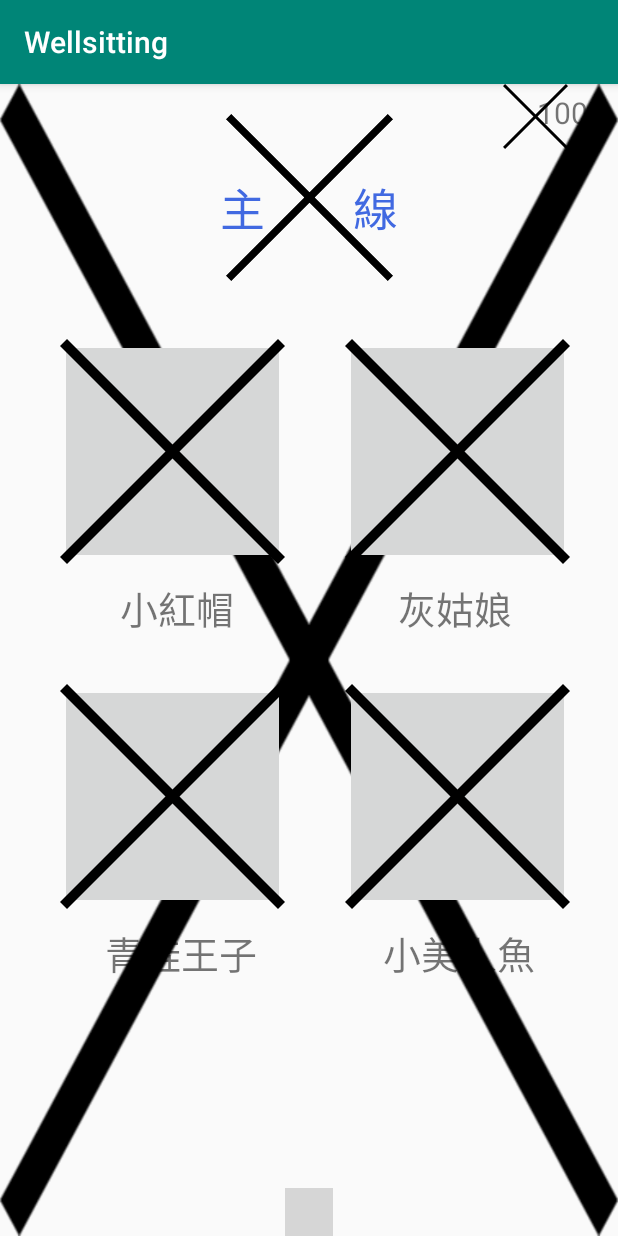
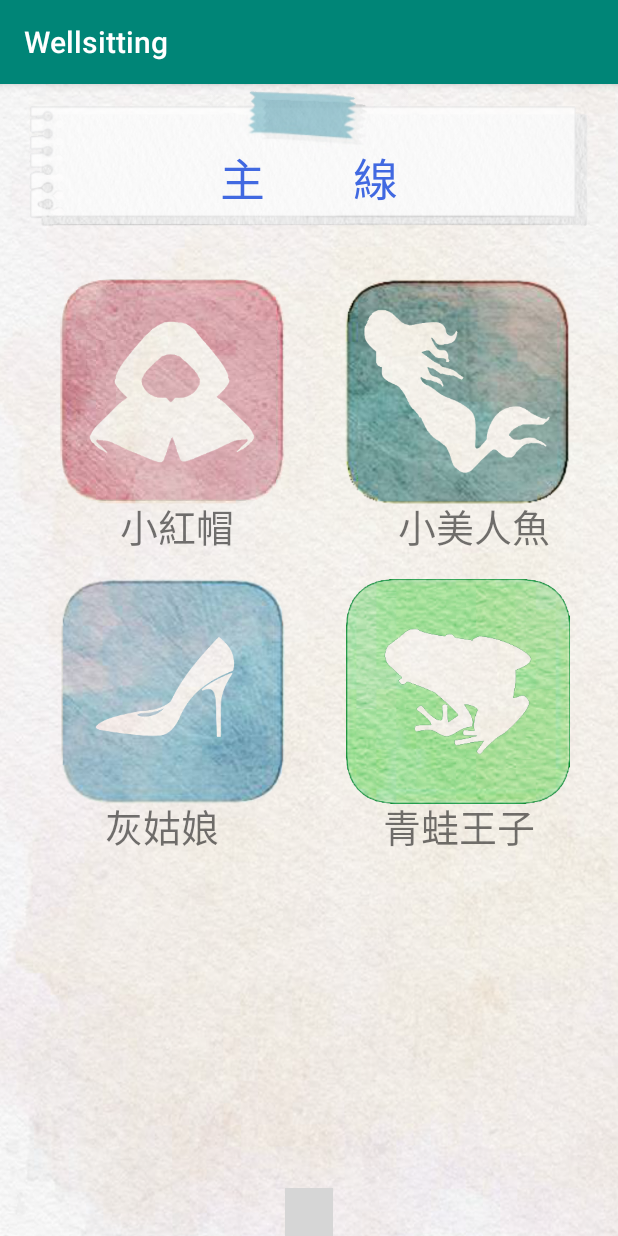
Before and after one commit to jam68ty/Wellsitting, an Android app: the fragment Story placed in its activity, on a phone screen of 412 x 824 dp. Run offline under Robolectric (Android 15) with nearby library versions, the phone set to English and light mode, and no system bars; our stand-ins replace Firebase (no records; nobody signed in at launch, a user with empty details on screens opened directly); libraries missing offline, so code that uses them is left out: com.hitomi.cmlibrary; plain views replace CircleMenu; 2 statements that could not run were skipped; grey boxes are pictures that could not be loaded.

Commit message:
repair Interface modification

```diff
--- a/app/src/main/res/layout/activity_main.xml
+++ b/app/src/main/res/layout/activity_main.xml
@@ -5,7 +5,7 @@
     android:layout_width="match_parent"
     android:layout_height="match_parent"
     tools:context=".MainActivity"
-    android:background="@drawable/cancel">
+    android:background="@drawable/login">
 
     <ImageView
         android:id="@+id/imageView"
--- a/app/src/main/res/layout/fragment_story.xml
+++ b/app/src/main/res/layout/fragment_story.xml
@@ -1,111 +1,118 @@
 <?xml version="1.0" encoding="utf-8"?>
 <FrameLayout xmlns:android="http://schemas.android.com/apk/res/android"
-    xmlns:app="http://schemas.android.com/apk/res-auto"
     xmlns:tools="http://schemas.android.com/tools"
     android:layout_width="match_parent"
     android:layout_height="match_parent"
-    android:background="@drawable/cancel"
+    android:background="@drawable/backgroud_all"
     tools:context=".Story">
 
     <!-- TODO: Update blank fragment layout -->
+
     <ImageView
-        android:id="@+id/imageAccount"
-        android:layout_width="297dp"
-        android:layout_height="111dp"
-        android:layout_alignParentLeft="true"
-        android:layout_alignParentTop="true"
+        android:layout_width="wrap_content"
+        android:layout_height="100dp"
+        android:src="@drawable/pageall_title"
+        />
+
+    <TextView
+        android:layout_width="wrap_content"
+        android:layout_height="wrap_content"
+        android:text="主        線"
+        android:textColor="#4169E1"
+        android:layout_marginTop="40dp"
+        android:textSize="30dp"
         android:layout_gravity="center_horizontal"
-        android:layout_marginTop="20dp"
-        android:padding="0dp"
-        android:scaleType="centerInside"
-        android:src="@drawable/cancel"
-
         />
 
     <ImageButton
-        android:id="@+id/imgbtn11"
+        android:id="@+id/redhat"
         android:layout_width="150dp"
         android:layout_height="150dp"
         android:layout_alignParentLeft="true"
         android:layout_alignParentTop="true"
         android:layout_marginLeft="40dp"
-        android:layout_marginTop="170dp"
+        android:layout_marginTop="130dp"
         android:padding="0dp"
         android:scaleType="centerInside"
-        android:src="@drawable/cancel" />
+        android:src="@drawable/btn_redhat"
+        android:background="#00000000"
+        />
+
+    <TextView
+        android:layout_width="wrap_content"
+        android:layout_height="wrap_content"
+        android:layout_alignParentLeft="true"
+        android:layout_alignParentTop="true"
+        android:layout_marginLeft="80dp"
+        android:layout_marginTop="275dp"
+        android:textSize="25dp"
+        android:text="小紅帽"
+        />
+
 
     <ImageButton
-        android:id="@+id/imgbtn12"
+        android:id="@+id/mermaid"
         android:layout_width="150dp"
         android:layout_height="150dp"
         android:layout_alignParentLeft="true"
         android:layout_alignParentTop="true"
         android:layout_marginLeft="230dp"
-        android:layout_marginTop="170dp"
+        android:layout_marginTop="130dp"
         android:padding="0dp"
-        android:src="@drawable/cancel"
         android:scaleType="centerInside"
+        android:src="@drawable/btn_mermaid"
+        android:background="#00000000"
         />
 
+    <TextView
+        android:layout_width="wrap_content"
+        android:layout_height="wrap_content"
+        android:layout_alignParentLeft="true"
+        android:layout_alignParentTop="true"
+        android:layout_marginLeft="265dp"
+        android:layout_marginTop="275dp"
+        android:textSize="25dp"
+        android:text="小美人魚" />
+
+
+
     <ImageButton
-        android:id="@+id/imgbtn13"
+        android:id="@+id/cindy"
         android:layout_width="150dp"
         android:layout_height="150dp"
         android:layout_alignParentLeft="true"
         android:layout_alignParentTop="true"
         android:layout_marginLeft="40dp"
-        android:layout_marginTop="400dp"
+        android:layout_marginTop="330dp"
         android:padding="0dp"
-        android:src="@drawable/cancel"
         android:scaleType="centerInside"
+        android:src="@drawable/btn_cindy"
+        android:background="#00000000"
         />
 
+    <TextView
+        android:layout_width="wrap_content"
+        android:layout_height="wrap_content"
+        android:layout_alignParentLeft="true"
+        android:layout_alignParentTop="true"
+        android:layout_marginLeft="70dp"
+        android:layout_marginTop="475dp"
+        android:textSize="25dp"
+        android:text="灰姑娘" />
+
     <ImageButton
-        android:id="@+id/imgbtn14"
+        android:id="@+id/frog"
         android:layout_width="150dp"
         android:layout_height="150dp"
         android:layout_alignParentLeft="true"
         android:layout_alignParentTop="true"
         android:layout_marginLeft="230dp"
-        android:layout_marginTop="400dp"
+        android:layout_marginTop="330dp"
         android:padding="0dp"
-        android:src="@drawable/cancel"
         android:scaleType="centerInside"
+        android:src="@drawable/btn_frog"
+        android:background="#00000000"
         />
-
-    <TextView
-        android:id="@+id/textView3"
-        android:layout_width="wrap_content"
-        android:layout_height="wrap_content"
-        android:layout_alignParentLeft="true"
-        android:layout_alignParentTop="true"
-        android:layout_marginLeft="80dp"
-        android:layout_marginTop="330dp"
-        android:textSize="25dp"
-        android:text="小紅帽"
-        />
-
-    <TextView
-        android:id="@+id/textView4"
-        android:layout_width="wrap_content"
-        android:layout_height="wrap_content"
-        android:layout_alignParentLeft="true"
-        android:layout_alignParentTop="true"
-        android:layout_marginLeft="265dp"
-        android:layout_marginTop="330dp"
-        android:textSize="25dp"
-        android:text="灰姑娘" />
-
-    <TextView
-        android:id="@+id/textView5"
-        android:layout_width="wrap_content"
-        android:layout_height="wrap_content"
-        android:layout_alignParentLeft="true"
-        android:layout_alignParentTop="true"
-        android:layout_marginLeft="70dp"
-        android:layout_marginTop="560dp"
-        android:textSize="25dp"
-        android:text="青蛙王子" />
 
     <TextView
         android:id="@+id/textView6"
@@ -114,35 +121,10 @@
         android:layout_alignParentLeft="true"
         android:layout_alignParentTop="true"
         android:layout_marginLeft="255dp"
-        android:layout_marginTop="560dp"
+        android:layout_marginTop="475dp"
         android:textSize="25dp"
-        android:text="小美人魚" />
+        android:text="青蛙王子" />
 
-    <TextView
-        android:id="@+id/textView9"
-        android:layout_width="wrap_content"
-        android:layout_height="wrap_content"
-        android:text="主        線"
-        android:textColor="#4169E1"
-        android:layout_marginTop="60dp"
-        android:textSize="30dp"
-        android:layout_gravity="center_horizontal"/>
 
-    <ImageView
-        android:id="@+id/imageView4"
-        android:layout_width="110dp"
-        android:layout_height="43dp"
-        android:layout_gravity="right"
-        android:src="@drawable/cancel" />
-
-    <TextView
-        android:id="@+id/textView12"
-        android:layout_width="wrap_content"
-        android:layout_height="wrap_content"
-        android:layout_gravity="right"
-        android:layout_marginTop="5dp"
-        android:textSize="20dp"
-        android:layout_marginRight="20dp"
-        android:text="100" />
 
 </FrameLayout>
```
Also changed, not shown: app/src/main/res/layout/fragment_character.xml (+13 -9 lines), app/src/main/res/layout/fragment_setting.xml (+31 -28 lines), app/src/main/res/drawable/backgroud_all.png (added), app/src/main/res/drawable/btn_cindy.png (added), app/src/main/res/drawable/btn_frog.png (added), app/src/main/res/drawable/btn_mermaid.png (added), app/src/main/res/drawable/btn_redhat.png (added), app/src/main/res/drawable/login.png (added), app/src/main/res/drawable/pageall_title.png (added), app/src/main/res/drawable/pagesetting_aboutus.png (added), app/src/main/res/drawable/pagesetting_award.png (added), app/src/main/res/drawable/pagesetting_clock.png (added), app/src/main/res/drawable/pagestory_title_r.png (added), 1 other file.
